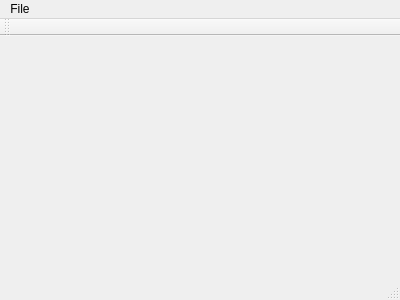
Old version of the form cpp/car-gui/main_window.ui in the repository berickson/car.
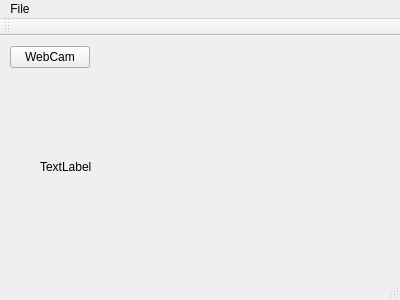
New version of the form. Icons and pictures are not drawn.

What changed in the file:
```diff
--- a/cpp/car-gui/main_window.ui
+++ b/cpp/car-gui/main_window.ui
@@ -17,7 +17,34 @@
    <iconset>
     <normaloff>anaranjado_icon.svg</normaloff>anaranjado_icon.svg</iconset>
   </property>
-  <widget class="QWidget" name="centralWidget"/>
+  <widget class="QWidget" name="centralWidget">
+   <widget class="QPushButton" name="pushButton">
+    <property name="geometry">
+     <rect>
+      <x>10</x>
+      <y>10</y>
+      <width>80</width>
+      <height>22</height>
+     </rect>
+    </property>
+    <property name="text">
+     <string>WebCam</string>
+    </property>
+   </widget>
+   <widget class="QLabel" name="display_image">
+    <property name="geometry">
+     <rect>
+      <x>40</x>
+      <y>50</y>
+      <width>261</width>
+      <height>161</height>
+     </rect>
+    </property>
+    <property name="text">
+     <string>TextLabel</string>
+    </property>
+   </widget>
+  </widget>
   <widget class="QMenuBar" name="menuBar">
    <property name="geometry">
     <rect>
```
Left out of the diff: 9 changed lines with no effect on the pictures.
